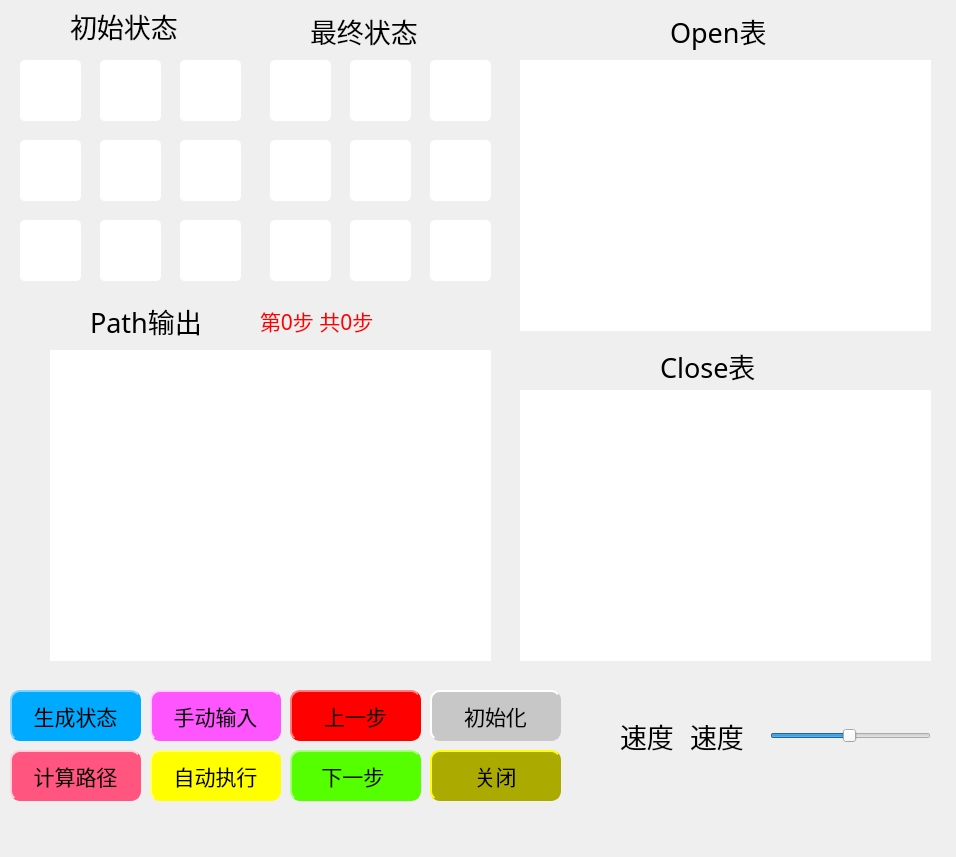
First picture: the form in mainwindow.ui, repository dalao-li/Bashuma, before the edit.
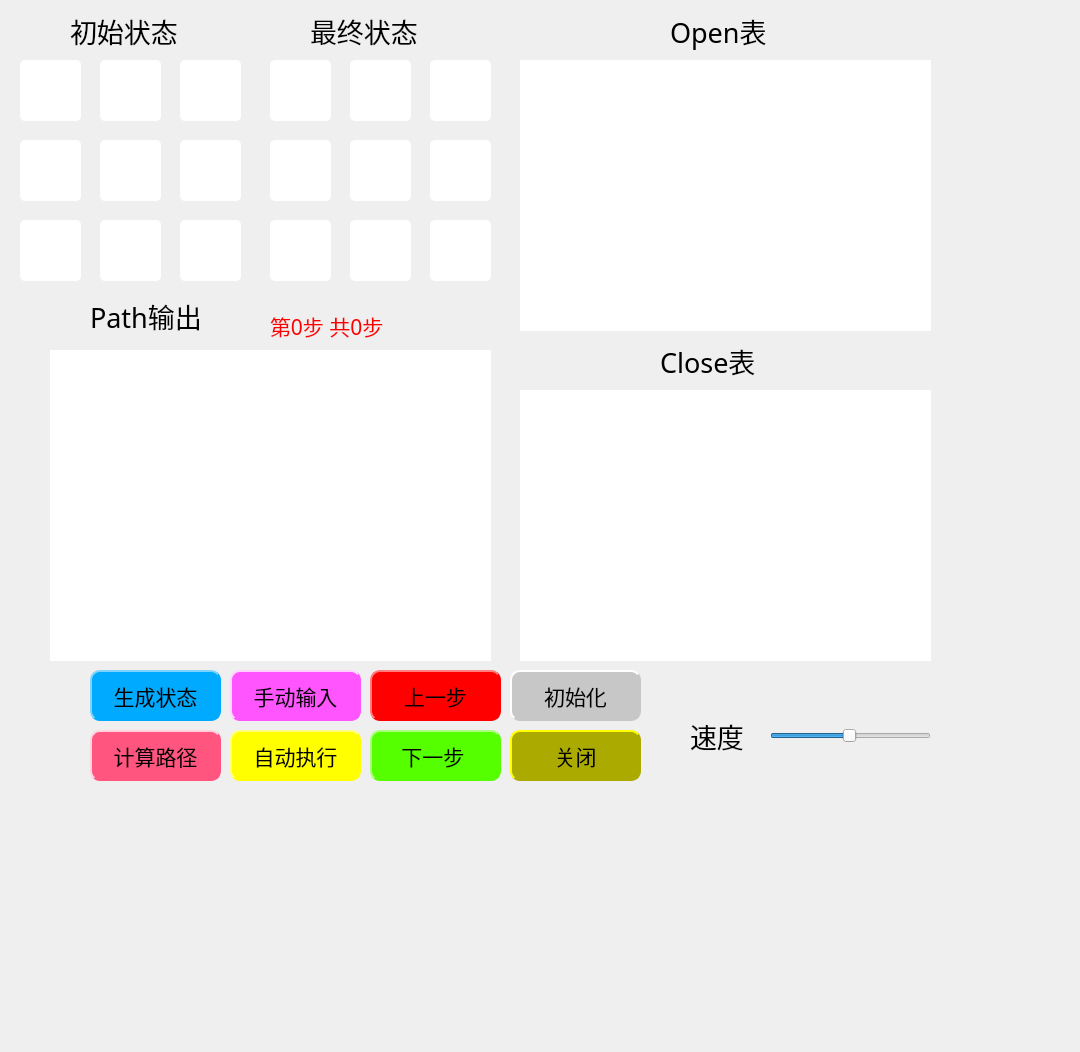
Second picture: the form after the edit.

The edit to the form file:
```diff
--- a/mainwindow.ui
+++ b/mainwindow.ui
@@ -6,8 +6,8 @@
    <rect>
     <x>0</x>
     <y>0</y>
-    <width>956</width>
-    <height>857</height>
+    <width>1080</width>
+    <height>1052</height>
    </rect>
   </property>
   <property name="windowTitle">
@@ -449,8 +449,8 @@
      <rect>
       <x>70</x>
       <y>0</y>
-      <width>141</width>
-      <height>51</height>
+      <width>191</width>
+      <height>61</height>
      </rect>
     </property>
     <property name="font">
@@ -468,7 +468,7 @@
      <rect>
       <x>310</x>
       <y>0</y>
-      <width>141</width>
+      <width>191</width>
       <height>61</height>
      </rect>
     </property>
@@ -487,7 +487,7 @@
      <rect>
       <x>670</x>
       <y>10</y>
-      <width>131</width>
+      <width>161</width>
       <height>41</height>
      </rect>
     </property>
@@ -505,9 +505,9 @@
     <property name="geometry">
      <rect>
       <x>660</x>
-      <y>350</y>
-      <width>131</width>
-      <height>31</height>
+      <y>330</y>
+      <width>201</width>
+      <height>61</height>
      </rect>
     </property>
     <property name="font">
@@ -524,9 +524,9 @@
     <property name="geometry">
      <rect>
       <x>90</x>
-      <y>290</y>
-      <width>141</width>
-      <height>61</height>
+      <y>280</y>
+      <width>191</width>
+      <height>71</height>
      </rect>
     </property>
     <property name="font">
@@ -542,8 +542,8 @@
    <widget class="QPushButton" name="autoOuputBtn">
     <property name="geometry">
      <rect>
-      <x>150</x>
-      <y>750</y>
+      <x>230</x>
+      <y>730</y>
       <width>131</width>
       <height>51</height>
      </rect>
@@ -569,8 +569,8 @@
    <widget class="QPushButton" name="autoInputBtn">
     <property name="geometry">
      <rect>
-      <x>10</x>
-      <y>690</y>
+      <x>90</x>
+      <y>670</y>
       <width>131</width>
       <height>51</height>
      </rect>
@@ -598,8 +598,8 @@
    <widget class="QPushButton" name="clearBtn">
     <property name="geometry">
      <rect>
-      <x>430</x>
-      <y>690</y>
+      <x>510</x>
+      <y>670</y>
       <width>131</width>
       <height>51</height>
      </rect>
@@ -659,8 +659,8 @@
    <widget class="QPushButton" name="findPathBtn">
     <property name="geometry">
      <rect>
-      <x>10</x>
-      <y>750</y>
+      <x>90</x>
+      <y>730</y>
       <width>131</width>
       <height>51</height>
      </rect>
@@ -705,33 +705,11 @@
      <string>速度</string>
     </property>
    </widget>
-   <widget class="QLabel" name="label_8">
-    <property name="geometry">
-     <rect>
-      <x>620</x>
-      <y>700</y>
-      <width>81</width>
-      <height>71</height>
-     </rect>
-    </property>
-    <property name="font">
-     <font>
-      <family>微软雅黑</family>
-      <pointsize>20</pointsize>
-     </font>
-    </property>
-    <property name="frameShape">
-     <enum>QFrame::NoFrame</enum>
-    </property>
-    <property name="text">
-     <string>速度</string>
-    </property>
-   </widget>
    <widget class="QPushButton" name="manuInputBtn">
     <property name="geometry">
      <rect>
-      <x>150</x>
-      <y>690</y>
+      <x>230</x>
+      <y>670</y>
       <width>131</width>
       <height>51</height>
      </rect>
@@ -759,10 +737,10 @@
    <widget class="QLabel" name="pathLabel">
     <property name="geometry">
      <rect>
-      <x>260</x>
-      <y>300</y>
-      <width>181</width>
-      <height>41</height>
+      <x>270</x>
+      <y>280</y>
+      <width>291</width>
+      <height>91</height>
      </rect>
     </property>
     <property name="font">
@@ -781,8 +759,8 @@
    <widget class="QPushButton" name="nextPathBtn">
     <property name="geometry">
      <rect>
-      <x>290</x>
-      <y>750</y>
+      <x>370</x>
+      <y>730</y>
       <width>131</width>
       <height>51</height>
      </rect>
@@ -813,8 +791,8 @@
    <widget class="QPushButton" name="afterPathBtn">
     <property name="geometry">
      <rect>
-      <x>290</x>
-      <y>690</y>
+      <x>370</x>
+      <y>670</y>
       <width>131</width>
       <height>51</height>
      </rect>
@@ -845,8 +823,8 @@
    <widget class="QPushButton" name="closeBtn">
     <property name="geometry">
      <rect>
-      <x>430</x>
-      <y>750</y>
+      <x>510</x>
+      <y>730</y>
       <width>131</width>
       <height>51</height>
      </rect>
```
